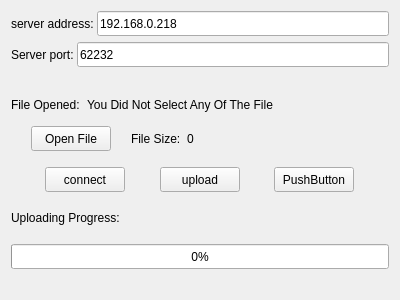
Before: the Qt Designer form chatting-client/filetransferdialog.ui in Liupeter01/Distributed-Instant-Messaging-System-Development, drawn with Qt 5.
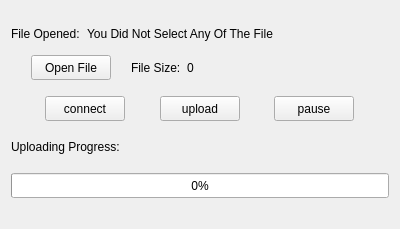
After: the same form once the commit is applied.

Commit message: 1.[REMOVE]:remove server IP:PORT info to user

The edit to the form file:
```diff
--- a/chatting-client/filetransferdialog.ui
+++ b/chatting-client/filetransferdialog.ui
@@ -7,155 +7,13 @@
     <x>0</x>
     <y>0</y>
     <width>400</width>
-    <height>300</height>
+    <height>229</height>
    </rect>
   </property>
   <property name="windowTitle">
    <string>Form</string>
   </property>
   <layout class="QVBoxLayout" name="verticalLayout">
-   <item>
-    <widget class="QWidget" name="widget" native="true">
-     <property name="minimumSize">
-      <size>
-       <width>0</width>
-       <height>25</height>
-      </size>
-     </property>
-     <property name="maximumSize">
-      <size>
-       <width>16777215</width>
-       <height>25</height>
-      </size>
-     </property>
-     <layout class="QHBoxLayout" name="horizontalLayout_4">
-      <property name="spacing">
-       <number>0</number>
-      </property>
-      <property name="leftMargin">
-       <number>0</number>
-      </property>
-      <property name="topMargin">
-       <number>0</number>
-      </property>
-      <property name="rightMargin">
-       <number>0</number>
-      </property>
-      <property name="bottomMargin">
-       <number>0</number>
-      </property>
-      <item>
-       <widget class="QLabel" name="label_4">
-        <property name="minimumSize">
-         <size>
-          <width>0</width>
-          <height>25</height>
-         </size>
-        </property>
-        <property name="maximumSize">
-         <size>
-          <width>16777215</width>
-          <height>25</height>
-         </size>
-        </property>
-        <property name="text">
-         <string>server address: </string>
-        </property>
-       </widget>
-      </item>
-      <item>
-       <widget class="QLineEdit" name="server_addr">
-        <property name="minimumSize">
-         <size>
-          <width>0</width>
-          <height>25</height>
-         </size>
-        </property>
-        <property name="maximumSize">
-         <size>
-          <width>16777215</width>
-          <height>25</height>
-         </size>
-        </property>
-        <property name="text">
-         <string>192.168.0.218</string>
-        </property>
-       </widget>
-      </item>
-     </layout>
-    </widget>
-   </item>
-   <item>
-    <widget class="QWidget" name="widget_7" native="true">
-     <property name="minimumSize">
-      <size>
-       <width>0</width>
-       <height>25</height>
-      </size>
-     </property>
-     <property name="maximumSize">
-      <size>
-       <width>16777215</width>
-       <height>25</height>
-      </size>
-     </property>
-     <layout class="QHBoxLayout" name="horizontalLayout_5">
-      <property name="spacing">
-       <number>0</number>
-      </property>
-      <property name="leftMargin">
-       <number>0</number>
-      </property>
-      <property name="topMargin">
-       <number>0</number>
-      </property>
-      <property name="rightMargin">
-       <number>0</number>
-      </property>
-      <property name="bottomMargin">
-       <number>0</number>
-      </property>
-      <item>
-       <widget class="QLabel" name="label_5">
-        <property name="minimumSize">
-         <size>
-          <width>0</width>
-          <height>25</height>
-         </size>
-        </property>
-        <property name="maximumSize">
-         <size>
-          <width>16777215</width>
-          <height>25</height>
-         </size>
-        </property>
-        <property name="text">
-         <string>Server port: </string>
-        </property>
-       </widget>
-      </item>
-      <item>
-       <widget class="QLineEdit" name="server_port">
-        <property name="minimumSize">
-         <size>
-          <width>0</width>
-          <height>25</height>
-         </size>
-        </property>
-        <property name="maximumSize">
-         <size>
-          <width>16777215</width>
-          <height>25</height>
-         </size>
-        </property>
-        <property name="text">
-         <string>62232</string>
-        </property>
-       </widget>
-      </item>
-     </layout>
-    </widget>
-   </item>
    <item>
     <spacer name="verticalSpacer_2">
      <property name="orientation">
@@ -409,6 +267,9 @@
       </item>
       <item>
        <widget class="QPushButton" name="connect_server">
+        <property name="enabled">
+         <bool>true</bool>
+        </property>
         <property name="minimumSize">
          <size>
           <width>0</width>
@@ -486,7 +347,7 @@
          </size>
         </property>
         <property name="text">
-         <string>PushButton</string>
+         <string>pause</string>
         </property>
        </widget>
       </item>
```
Left out of the diff: 4 changed lines with no effect on the pictures.
